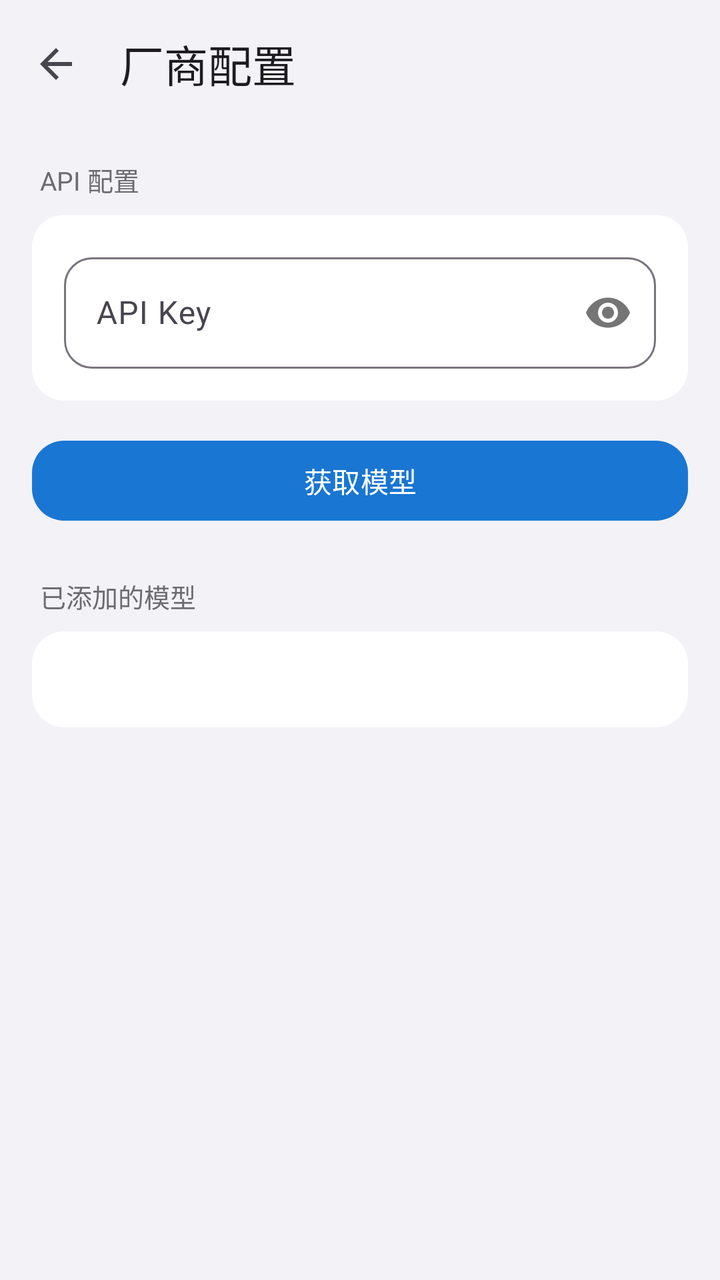
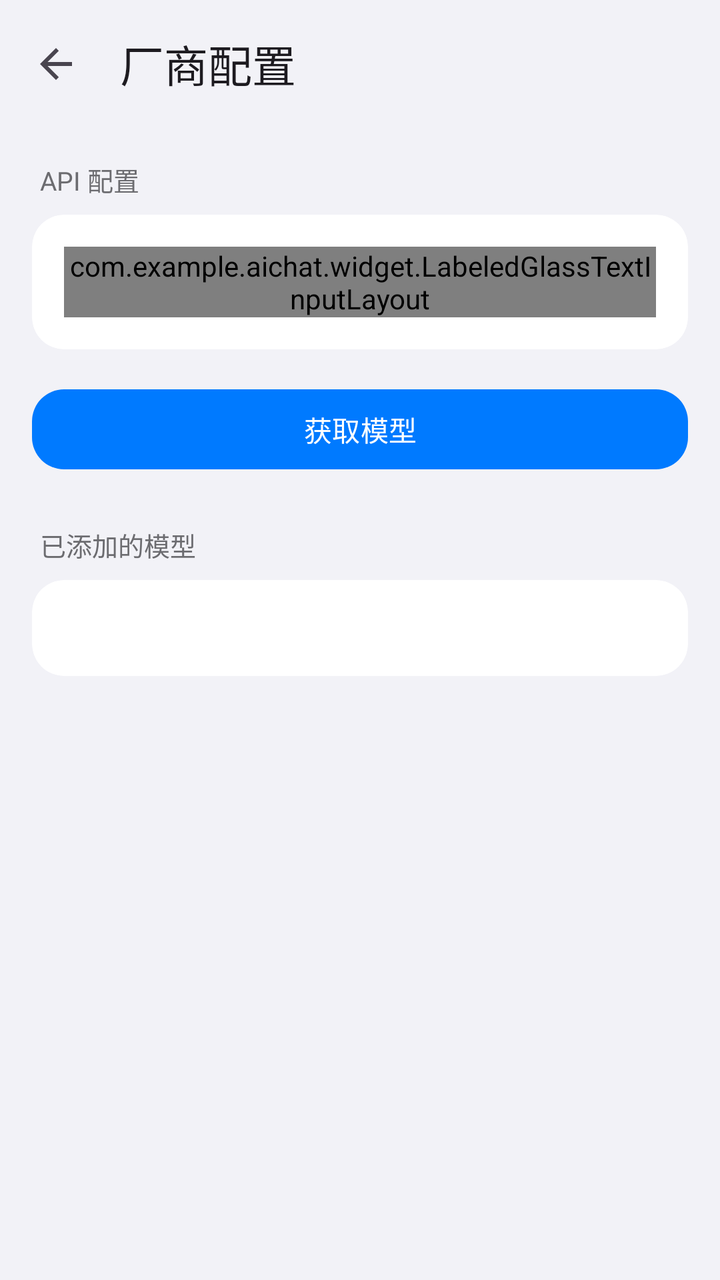

An Android layout rendered at two revisions. The XML below is the earlier revision; the diff shows what the commit changed to produce the second picture.
<!-- AndroidManifest.xml: activity theme Theme.AIChat -->
<!-- res/layout/activity_provider_detail.xml -->
<?xml version="1.0" encoding="utf-8"?>
<LinearLayout xmlns:android="http://schemas.android.com/apk/res/android"
    xmlns:app="http://schemas.android.com/apk/res-auto"
    android:layout_width="match_parent"
    android:layout_height="match_parent"
    android:orientation="vertical"
    android:background="@color/ios_grouped_bg">

    <com.google.android.material.appbar.MaterialToolbar
        android:id="@+id/toolbar"
        android:layout_width="match_parent"
        android:layout_height="?attr/actionBarSize"
        android:background="@color/ios_grouped_bg"
        app:elevation="0dp"
        app:title="@string/provider_detail"
        app:navigationIcon="?attr/homeAsUpIndicator" />

    <ScrollView
        android:layout_width="match_parent"
        android:layout_height="match_parent">

        <LinearLayout
            android:layout_width="match_parent"
            android:layout_height="wrap_content"
            android:orientation="vertical"
            android:paddingBottom="32dp">

            
            <TextView
                android:layout_width="match_parent"
                android:layout_height="wrap_content"
                android:text="API 配置"
                android:textSize="13sp"
                android:textColor="@color/ios_section_label"
                android:paddingStart="20dp"
                android:paddingEnd="20dp"
                android:paddingTop="16dp"
                android:paddingBottom="8dp" />

            <com.google.android.material.card.MaterialCardView
                android:layout_width="match_parent"
                android:layout_height="wrap_content"
                android:layout_marginStart="16dp"
                android:layout_marginEnd="16dp"
                app:cardElevation="0dp"
                app:cardBackgroundColor="@color/ios_cell_bg"
                app:cardCornerRadius="16dp"
                app:strokeWidth="0dp">

                <LinearLayout
                    android:layout_width="match_parent"
                    android:layout_height="wrap_content"
                    android:orientation="vertical"
                    android:padding="16dp">

                    <com.google.android.material.textfield.TextInputLayout
                        android:id="@+id/layoutName"
                        android:layout_width="match_parent"
                        android:layout_height="wrap_content"
                        android:hint="@string/vendor_name"
                        style="@style/Widget.AIChat.TextInputLayout"
                        android:layout_marginBottom="12dp"
                        android:visibility="gone">
                        <com.google.android.material.textfield.TextInputEditText
                            android:id="@+id/editName"
                            android:layout_width="match_parent"
                            android:layout_height="wrap_content"
                            android:inputType="text" />
                    </com.google.android.material.textfield.TextInputLayout>

                    <com.google.android.material.textfield.TextInputLayout
                        android:id="@+id/layoutApiHost"
                        android:layout_width="match_parent"
                        android:layout_height="wrap_content"
                        android:hint="@string/api_host"
                        style="@style/Widget.AIChat.TextInputLayout"
                        android:layout_marginBottom="12dp"
                        android:visibility="gone">
                        <com.google.android.material.textfield.TextInputEditText
                            android:id="@+id/editApiHost"
                            android:layout_width="match_parent"
                            android:layout_height="wrap_content"
                            android:inputType="textUri" />
                    </com.google.android.material.textfield.TextInputLayout>

                    <com.google.android.material.textfield.TextInputLayout
                        android:id="@+id/layoutApiPath"
                        android:layout_width="match_parent"
                        android:layout_height="wrap_content"
                        android:hint="@string/api_path"
                        app:helperText="/v1/chat/completions"
                        style="@style/Widget.AIChat.TextInputLayout"
                        android:layout_marginBottom="12dp"
                        android:visibility="gone">
                        <com.google.android.material.textfield.TextInputEditText
                            android:id="@+id/editApiPath"
                            android:layout_width="match_parent"
                            android:layout_height="wrap_content"
                            android:inputType="text" />
                    </com.google.android.material.textfield.TextInputLayout>

                    <com.google.android.material.textfield.TextInputLayout
                        android:id="@+id/layoutApiKey"
                        android:layout_width="match_parent"
                        android:layout_height="wrap_content"
                        android:hint="@string/api_key"
                        style="@style/Widget.AIChat.TextInputLayout"
                        app:passwordToggleEnabled="true">
                        <com.google.android.material.textfield.TextInputEditText
                            android:id="@+id/editApiKey"
                            android:layout_width="match_parent"
                            android:layout_height="wrap_content"
                            android:inputType="textPassword" />
                    </com.google.android.material.textfield.TextInputLayout>
                </LinearLayout>
            </com.google.android.material.card.MaterialCardView>

            
            <com.google.android.material.button.MaterialButton
                android:id="@+id/btnFetchModels"
                android:layout_width="match_parent"
                android:layout_height="wrap_content"
                android:layout_marginStart="16dp"
                android:layout_marginEnd="16dp"
                android:layout_marginTop="16dp"
                app:cornerRadius="16dp"
                android:text="@string/fetch_models" />

            
            <com.google.android.material.card.MaterialCardView
                android:layout_width="match_parent"
                android:layout_height="wrap_content"
                android:layout_marginStart="16dp"
                android:layout_marginEnd="16dp"
                android:layout_marginTop="16dp"
                android:visibility="gone"
                app:cardElevation="0dp"
                app:cardBackgroundColor="@color/ios_cell_bg"
                app:cardCornerRadius="16dp"
                app:strokeWidth="0dp">

                <com.google.android.material.button.MaterialButton
                    android:id="@+id/btnDeleteProvider"
                    style="@style/Widget.Material3.Button.TextButton"
                    android:layout_width="match_parent"
                    android:layout_height="56dp"
                    android:text="删除厂商"
                    android:textColor="@color/ios_destructive" />
            </com.google.android.material.card.MaterialCardView>

            
            <TextView
                android:layout_width="match_parent"
                android:layout_height="wrap_content"
                android:text="已添加的模型"
                android:textSize="13sp"
                android:textColor="@color/ios_section_label"
                android:paddingStart="20dp"
                android:paddingEnd="20dp"
                android:paddingTop="24dp"
                android:paddingBottom="8dp" />

            <com.google.android.material.card.MaterialCardView
                android:layout_width="match_parent"
                android:layout_height="wrap_content"
                android:layout_marginStart="16dp"
                android:layout_marginEnd="16dp"
                app:cardElevation="0dp"
                app:cardBackgroundColor="@color/ios_cell_bg"
                app:cardCornerRadius="16dp"
                app:strokeWidth="0dp">

                <androidx.recyclerview.widget.RecyclerView
                    android:id="@+id/recyclerModelsAdded"
                    android:layout_width="match_parent"
                    android:layout_height="wrap_content"
                    android:minHeight="48dp"
                    android:nestedScrollingEnabled="false" />
            </com.google.android.material.card.MaterialCardView>

            
            <TextView
                android:id="@+id/textAvailableTitle"
                android:layout_width="match_parent"
                android:layout_height="wrap_content"
                android:text="可添加的模型（获取后点击添加）"
                android:textSize="13sp"
                android:textColor="@color/ios_section_label"
                android:paddingStart="20dp"
                android:paddingEnd="20dp"
                android:paddingTop="24dp"
                android:paddingBottom="8dp"
                android:visibility="gone" />

            <com.google.android.material.card.MaterialCardView
                android:id="@+id/cardModelsAvailable"
                android:layout_width="match_parent"
                android:layout_height="wrap_content"
                android:layout_marginStart="16dp"
                android:layout_marginEnd="16dp"
                android:visibility="gone"
                app:cardElevation="0dp"
                app:cardBackgroundColor="@color/ios_cell_bg"
                app:cardCornerRadius="16dp"
                app:strokeWidth="0dp">

                <androidx.recyclerview.widget.RecyclerView
                    android:id="@+id/recyclerModelsAvailable"
                    android:layout_width="match_parent"
                    android:layout_height="320dp"
                    android:minHeight="48dp"
                    android:nestedScrollingEnabled="true" />
            </com.google.android.material.card.MaterialCardView>

        </LinearLayout>
    </ScrollView>
</LinearLayout>
<!-- resources referenced by this layout -->
<resources>
  <style name="Theme.AIChat" parent="Theme.Material3.DayNight.NoActionBar">
          <item name="colorPrimary">@color/primary</item>
          <item name="colorPrimaryContainer">?attr/colorPrimaryLight</item>
          <item name="colorOnPrimary">@color/on_primary</item>
          <item name="colorSurface">@color/surface</item>
          <item name="colorPrimarySubtle">@color/primary_blue_subtle</item>
          <item name="colorPrimaryLight">@color/primary_blue_light</item>
          <item name="colorPrimaryDeep">@color/primary_blue_deep</item>
          <item name="materialAlertDialogTheme">@style/ThemeOverlay.AIChat.MaterialAlertDialog</item>
          <item name="alertDialogTheme">@style/ThemeOverlay.AIChat.MaterialAlertDialog</item>
          
          <item name="materialSwitchStyle">@style/Widget.AIChat.Switch</item>
          <item name="radioButtonStyle">@style/Widget.AIChat.RadioButton</item>
      </style>
  <color name="primary">#1976D2</color>
  <color name="primary_blue_subtle">#F5FAFF</color>
  <color name="primary_blue_light">#E3F2FD</color>
  <color name="primary_blue_deep">#0D47A1</color>
  <!-- drawable bg_material_alert_dialog (drawable) -->
  <?xml version="1.0" encoding="utf-8"?>
  <layer-list xmlns:android="http://schemas.android.com/apk/res/android">
      
      <item>
          <shape android:shape="rectangle">
              <solid android:color="@color/glass_surface" />
              <corners android:radius="28dp" />
          </shape>
      </item>
      
      <item android:bottom="@dimen/dialog_glass_highlight_fade">
          <shape android:shape="rectangle">
              <gradient
                  android:startColor="@color/glass_highlight_top"
                  android:endColor="@android:color/transparent"
                  android:angle="270" />
              <corners android:topLeftRadius="28dp" android:topRightRadius="28dp" />
          </shape>
      </item>
      
      <item android:top="@dimen/dialog_glass_shadow_fade">
          <shape android:shape="rectangle">
              <gradient
                  android:startColor="@android:color/transparent"
                  android:endColor="@color/glass_shadow_bottom"
                  android:angle="270" />
              <corners android:bottomLeftRadius="28dp" android:bottomRightRadius="28dp" />
          </shape>
      </item>
      
      <item>
          <shape android:shape="rectangle">
              <solid android:color="@android:color/transparent" />
              <stroke android:width="0.5dp" android:color="@color/glass_stroke" />
              <corners android:radius="28dp" />
          </shape>
      </item>
  </layer-list>
  <color name="glass_surface">#CCF2F2F7</color>
  <!-- unchanged entries left out for length: 23 -->
</resources>

<!-- the commit's change to res/layout/activity_provider_detail.xml (unified diff, before → after) -->
@@ -53,12 +53,12 @@
                     android:orientation="vertical"
                     android:padding="16dp">
 
-                    <com.google.android.material.textfield.TextInputLayout
+                    <com.example.aichat.widget.LabeledGlassTextInputLayout
                         android:id="@+id/layoutName"
                         android:layout_width="match_parent"
                         android:layout_height="wrap_content"
                         android:hint="@string/vendor_name"
-                        style="@style/Widget.AIChat.TextInputLayout"
+                        style="@style/Widget.AIChat.LabeledGlassInput"
                         android:layout_marginBottom="12dp"
                         android:visibility="gone">
                         <com.google.android.material.textfield.TextInputEditText
@@ -66,14 +66,14 @@
                             android:layout_width="match_parent"
                             android:layout_height="wrap_content"
                             android:inputType="text" />
-                    </com.google.android.material.textfield.TextInputLayout>
-
-                    <com.google.android.material.textfield.TextInputLayout
+                    </com.example.aichat.widget.LabeledGlassTextInputLayout>
+
+                    <com.example.aichat.widget.LabeledGlassTextInputLayout
                         android:id="@+id/layoutApiHost"
                         android:layout_width="match_parent"
                         android:layout_height="wrap_content"
                         android:hint="@string/api_host"
-                        style="@style/Widget.AIChat.TextInputLayout"
+                        style="@style/Widget.AIChat.LabeledGlassInput"
                         android:layout_marginBottom="12dp"
                         android:visibility="gone">
                         <com.google.android.material.textfield.TextInputEditText
@@ -81,15 +81,15 @@
                             android:layout_width="match_parent"
                             android:layout_height="wrap_content"
                             android:inputType="textUri" />
-                    </com.google.android.material.textfield.TextInputLayout>
-
-                    <com.google.android.material.textfield.TextInputLayout
+                    </com.example.aichat.widget.LabeledGlassTextInputLayout>
+
+                    <com.example.aichat.widget.LabeledGlassTextInputLayout
                         android:id="@+id/layoutApiPath"
                         android:layout_width="match_parent"
                         android:layout_height="wrap_content"
                         android:hint="@string/api_path"
                         app:helperText="/v1/chat/completions"
-                        style="@style/Widget.AIChat.TextInputLayout"
+                        style="@style/Widget.AIChat.LabeledGlassInput"
                         android:layout_marginBottom="12dp"
                         android:visibility="gone">
                         <com.google.android.material.textfield.TextInputEditText
@@ -97,21 +97,21 @@
                             android:layout_width="match_parent"
                             android:layout_height="wrap_content"
                             android:inputType="text" />
-                    </com.google.android.material.textfield.TextInputLayout>
-
-                    <com.google.android.material.textfield.TextInputLayout
+                    </com.example.aichat.widget.LabeledGlassTextInputLayout>
+
+                    <com.example.aichat.widget.LabeledGlassTextInputLayout
                         android:id="@+id/layoutApiKey"
                         android:layout_width="match_parent"
                         android:layout_height="wrap_content"
                         android:hint="@string/api_key"
-                        style="@style/Widget.AIChat.TextInputLayout"
+                        style="@style/Widget.AIChat.LabeledGlassInput"
                         app:passwordToggleEnabled="true">
                         <com.google.android.material.textfield.TextInputEditText
                             android:id="@+id/editApiKey"
                             android:layout_width="match_parent"
                             android:layout_height="wrap_content"
                             android:inputType="textPassword" />
-                    </com.google.android.material.textfield.TextInputLayout>
+                    </com.example.aichat.widget.LabeledGlassTextInputLayout>
                 </LinearLayout>
             </com.google.android.material.card.MaterialCardView>
 
<!-- resource entries referenced after the edit -->
@@ -1,5 +1,10 @@
 <!-- resources referenced by this layout -->
 <resources>
+  <style name="Widget.AIChat.LabeledGlassInput" parent="Widget.AIChat.GlassInput">
+          <item name="hintEnabled">true</item>
+          <item name="hintAnimationEnabled">true</item>
+          <item name="boxCollapsedPaddingTop">10dp</item>
+      </style>
   <style name="Theme.AIChat" parent="Theme.Material3.DayNight.NoActionBar">
           <item name="colorPrimary">@color/primary</item>
           <item name="colorPrimaryContainer">?attr/colorPrimaryLight</item>
@@ -8,26 +13,50 @@
           <item name="colorPrimarySubtle">@color/primary_blue_subtle</item>
           <item name="colorPrimaryLight">@color/primary_blue_light</item>
           <item name="colorPrimaryDeep">@color/primary_blue_deep</item>
+          
+          <item name="colorSecondaryContainer">@color/ios_cell_bg</item>
+          <item name="colorOnSecondaryContainer">?attr/colorPrimary</item>
           <item name="materialAlertDialogTheme">@style/ThemeOverlay.AIChat.MaterialAlertDialog</item>
           <item name="alertDialogTheme">@style/ThemeOverlay.AIChat.MaterialAlertDialog</item>
           
           <item name="materialSwitchStyle">@style/Widget.AIChat.Switch</item>
           <item name="radioButtonStyle">@style/Widget.AIChat.RadioButton</item>
+          
+          <item name="textInputStyle">@style/Widget.AIChat.GlassInput</item>
       </style>
-  <color name="primary">#1976D2</color>
-  <color name="primary_blue_subtle">#F5FAFF</color>
-  <color name="primary_blue_light">#E3F2FD</color>
-  <color name="primary_blue_deep">#0D47A1</color>
+  <style name="Widget.AIChat.GlassInput" parent="Widget.AIChat.TextInputLayout">
+          <item name="boxBackgroundMode">outline</item>
+          <item name="boxBackgroundColor">@color/glass_input_fill</item>
+          <item name="boxStrokeColor">@color/glass_input_stroke</item>
+          <item name="hintTextColor">@color/glass_input_hint</item>
+          <item name="android:textColorHint">@color/glass_input_hint_idle</item>
+          <item name="boxStrokeWidth">1dp</item>
+          <item name="boxStrokeWidthFocused">1.5dp</item>
+          <item name="boxCollapsedPaddingTop">8dp</item>
+          <item name="errorIconDrawable">@null</item>
+          
+          <item name="materialThemeOverlay">@style/ThemeOverlay.AIChat.TextInputEditText</item>
+      </style>
+  <color name="primary">#007AFF</color>
+  <color name="primary_blue_subtle">#F2F8FF</color>
+  <color name="primary_blue_light">#D6EBFF</color>
+  <color name="primary_blue_deep">#0040A0</color>
+  <color name="glass_input_fill">#F2FFFFFF</color>
+  <color name="glass_input_hint_idle">#80000000</color>
+  <style name="ThemeOverlay.AIChat.TextInputEditText" parent="">
+          <item name="editTextStyle">@style/Widget.AIChat.TextInputEditText</item>
+      </style>
   <!-- drawable bg_material_alert_dialog (drawable) -->
   <?xml version="1.0" encoding="utf-8"?>
   <layer-list xmlns:android="http://schemas.android.com/apk/res/android">
       
       <item>
           <shape android:shape="rectangle">
-              <solid android:color="@color/glass_surface" />
+              <solid android:color="@color/dialog_surface_bg" />
               <corners android:radius="28dp" />
           </shape>
       </item>
+  
       
       <item android:bottom="@dimen/dialog_glass_highlight_fade">
           <shape android:shape="rectangle">
@@ -38,6 +67,7 @@
               <corners android:topLeftRadius="28dp" android:topRightRadius="28dp" />
           </shape>
       </item>
+  
       
       <item android:top="@dimen/dialog_glass_shadow_fade">
           <shape android:shape="rectangle">
@@ -48,6 +78,7 @@
               <corners android:bottomLeftRadius="28dp" android:bottomRightRadius="28dp" />
           </shape>
       </item>
+  
       
       <item>
           <shape android:shape="rectangle">
@@ -57,7 +88,10 @@
           </shape>
       </item>
   </layer-list>
-  <color name="glass_surface">#CCF2F2F7</color>
+  <style name="Widget.AIChat.TextInputEditText" parent="Widget.Material3.TextInputEditText.OutlinedBox">
+          <item name="android:paddingTop">12dp</item>
+          <item name="android:paddingBottom">12dp</item>
+      </style>
   <!-- unchanged entries left out for length: 23 -->
 </resources>
 
